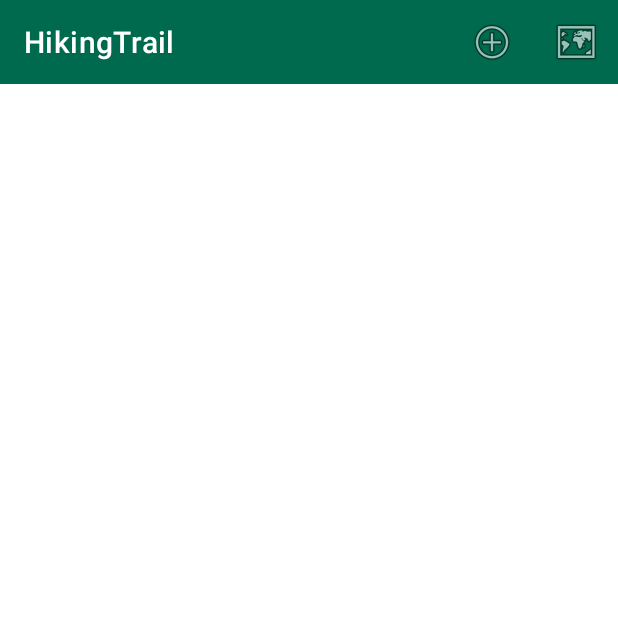
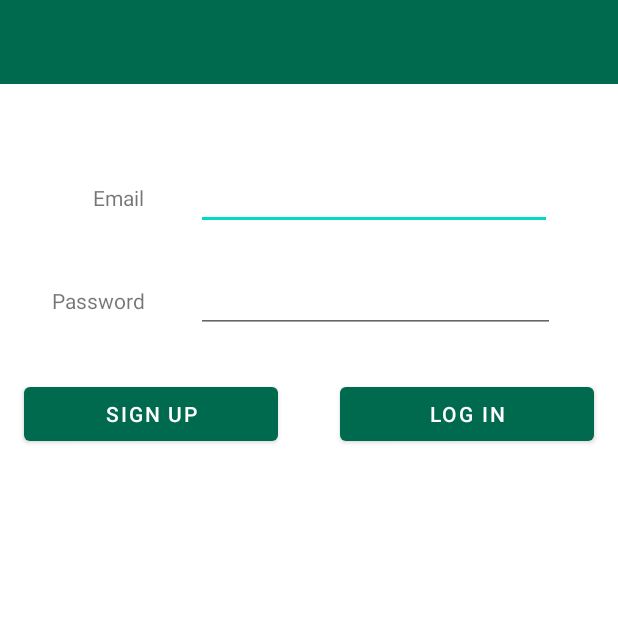
Before and after one commit to Norahackett/HikingTrailsApp, an Android app: the screen it shows after launch (HikingtrailListView before the commit, LoginView after it), on a phone screen of 412 x 824 dp, the top half of it. Run offline under Robolectric (Android 15) with nearby library versions, the phone set to English and light mode, and no system bars; our stand-ins replace Room's generated code, Timber; 1 statement that could not run was skipped.

Commit message:
firebase login

```diff
--- a/app/src/main/AndroidManifest.xml
+++ b/app/src/main/AndroidManifest.xml
@@ -13,6 +13,14 @@
         android:roundIcon="@mipmap/ic_launcher_round"
         android:supportsRtl="true"
         android:theme="@style/Theme.Hikingtrail">
+
+        <activity android:name=".views.login.LoginView"
+            android:label="@string/title_activity_login"
+            android:launchMode="singleTop"
+            android:exported="true">
+
+        </activity>
+
         <activity
             android:name=".views.map.HikingtrailMapView"
             android:exported="true"
@@ -38,14 +46,14 @@
         <activity
         android:name="org.wit.hikingtrail.activities.SplashScreen"
         android:exported="true">
-        <intent-filter>
-            <action android:name="android.intent.action.MAIN" />
-
-            <category android:name="android.intent.category.LAUNCHER" />
-        </intent-filter>
+            <intent-filter>
+                <action android:name="android.intent.action.MAIN" />
+                <category android:name="android.intent.category.LAUNCHER" />
+            </intent-filter>
 
     </activity>
         <activity android:name=".views.hikingtrail.HikingtrailView" />
+
 </application>
 
     </manifest>
--- a/app/src/main/java/org/wit/hikingtrail/activities/SplashActivity.kt
+++ b/app/src/main/java/org/wit/hikingtrail/activities/SplashActivity.kt
@@ -11,6 +11,7 @@ import androidx.appcompat.app.AppCompatActivity
 import org.wit.hikingtrail.R
 import org.wit.hikingtrail.views.hikingtrail.HikingtrailView
 import org.wit.hikingtrail.views.hikingtraillist.HikingtrailListView
+import org.wit.hikingtrail.views.login.LoginView
 import org.wit.hikingtrail.views.map.HikingtrailMapView
 
 
@@ -27,7 +28,7 @@ class SplashScreen : AppCompatActivity() {
         setContentView(R.layout.activity_splash_screen)
 
         Handler(Looper.getMainLooper()).postDelayed({
-            val intent = Intent(this, HikingtrailListView::class.java)
+            val intent = Intent(this, LoginView::class.java)
             startActivity(intent)
             finish()
         }, 3000) // 3000 is the delayed time in milliseconds.
--- /dev/null
+++ b/app/src/main/java/org/wit/hikingtrail/views/login/LoginPresenter.kt
@@ -0,0 +1,30 @@
+package org.wit.hikingtrail.views.login
+
+import android.content.Intent
+import androidx.activity.result.ActivityResultLauncher
+import androidx.activity.result.contract.ActivityResultContracts
+import org.wit.hikingtrail.views.hikingtraillist.HikingtrailListView
+
+
+class LoginPresenter (val view: LoginView)  {
+    private lateinit var loginIntentLauncher : ActivityResultLauncher<Intent>
+
+    init{
+        registerLoginCallback()
+    }
+
+    fun doLogin(email: String, password: String) {
+        val launcherIntent = Intent(view, HikingtrailListView::class.java)
+        loginIntentLauncher.launch(launcherIntent)
+    }
+
+    fun doSignUp(email: String, password: String) {
+        val launcherIntent = Intent(view, HikingtrailListView::class.java)
+        loginIntentLauncher.launch(launcherIntent)
+    }
+    private fun registerLoginCallback(){
+        loginIntentLauncher =
+            view.registerForActivityResult(ActivityResultContracts.StartActivityForResult())
+            {  }
+    }
+}
--- /dev/null
+++ b/app/src/main/java/org/wit/hikingtrail/views/login/LoginView.kt
@@ -0,0 +1,43 @@
+package org.wit.hikingtrail.views.login
+
+import android.os.Bundle
+import androidx.appcompat.app.AppCompatActivity
+import com.google.android.material.snackbar.Snackbar
+import org.wit.hikingtrail.databinding.ActivityLoginBinding
+
+class LoginView : AppCompatActivity(){
+    lateinit var presenter: LoginPresenter
+    private lateinit var binding: ActivityLoginBinding
+
+    override fun onCreate(savedInstanceState: Bundle?) {
+
+        presenter = LoginPresenter( this)
+        super.onCreate(savedInstanceState)
+        binding = ActivityLoginBinding.inflate(layoutInflater)
+        setContentView(binding.root)
+
+        binding.signUp.setOnClickListener {
+            val email = binding.email.text.toString()
+            val password = binding.password.text.toString()
+            if (email == "" || password == "") {
+                Snackbar.make(binding.root, "please provide email and password", Snackbar.LENGTH_LONG)
+                    .show()
+            }
+            else {
+                presenter.doSignUp(email,password)
+            }
+        }
+
+        binding.logIn.setOnClickListener {
+            val email = binding.email.text.toString()
+            val password = binding.password.text.toString()
+            if (email == "" || password == "") {
+                Snackbar.make(binding.root, "please provide email and password", Snackbar.LENGTH_LONG)
+                    .show()
+            }
+            else {
+                presenter.doLogin(email,password)
+            }
+        }
+    }
+}
--- /dev/null
+++ b/app/src/main/res/layout/activity_login.xml
@@ -0,0 +1,117 @@
+<?xml version="1.0" encoding="utf-8"?>
+<androidx.constraintlayout.widget.ConstraintLayout
+    xmlns:android="http://schemas.android.com/apk/res/android"
+    xmlns:app="http://schemas.android.com/apk/res-auto"
+    xmlns:tools="http://schemas.android.com/tools"
+    android:layout_width="match_parent"
+    android:layout_height="match_parent"
+    tools:context="org.wit.hikingtrail.views.login.LoginView">
+
+    <com.google.android.material.appbar.AppBarLayout
+        android:id="@+id/appBarLayout"
+        android:layout_width="match_parent"
+        android:layout_height="wrap_content"
+        app:layout_constraintTop_toTopOf="parent"
+        android:background="@color/colorAccent"
+        android:fitsSystemWindows="true"
+        app:elevation="0dip"
+        app:theme="@style/ThemeOverlay.AppCompat.Dark.ActionBar">
+
+        <androidx.appcompat.widget.Toolbar
+            android:id="@+id/toolbar"
+            android:layout_width="match_parent"
+            android:layout_height="wrap_content"
+            app:titleTextColor="@color/colorPrimary" />
+
+    </com.google.android.material.appbar.AppBarLayout>
+
+    <androidx.constraintlayout.widget.ConstraintLayout
+        android:layout_width="match_parent"
+        android:layout_height="match_parent"
+        android:layout_marginStart="8dp"
+        android:layout_marginEnd="8dp"
+        android:layout_marginBottom="16dp"
+        app:layout_constraintBottom_toBottomOf="parent"
+        app:layout_constraintEnd_toEndOf="parent"
+        app:layout_constraintHorizontal_bias="0.0"
+        app:layout_constraintStart_toStartOf="parent"
+        app:layout_constraintTop_toTopOf="parent"
+        app:layout_constraintVertical_bias="0.0">
+
+
+        <EditText
+            android:id="@+id/email"
+            android:layout_width="237dp"
+            android:layout_height="wrap_content"
+            android:layout_marginStart="8dp"
+            android:layout_marginTop="108dp"
+            android:layout_marginEnd="36dp"
+            android:ems="10"
+            android:inputType="textEmailAddress"
+            app:layout_constraintEnd_toEndOf="parent"
+            app:layout_constraintHorizontal_bias="1.0"
+            app:layout_constraintStart_toEndOf="@+id/textView"
+            app:layout_constraintTop_toTopOf="parent" />
+
+        <TextView
+            android:id="@+id/textView"
+            android:layout_width="72dp"
+            android:layout_height="23dp"
+            android:layout_marginStart="16dp"
+            android:text="Email"
+            android:textAlignment="textEnd"
+            app:layout_constraintBaseline_toBaselineOf="@+id/email"
+            app:layout_constraintStart_toStartOf="parent" />
+
+        <EditText
+            android:id="@+id/password"
+            android:layout_width="239dp"
+            android:layout_height="wrap_content"
+            android:layout_marginTop="8dp"
+            android:ems="10"
+            android:inputType="textPassword"
+            app:layout_constraintBottom_toBottomOf="parent"
+            app:layout_constraintEnd_toEndOf="@+id/email"
+            app:layout_constraintHorizontal_bias="0.0"
+            app:layout_constraintStart_toStartOf="@+id/email"
+            app:layout_constraintTop_toBottomOf="@+id/email"
+            app:layout_constraintVertical_bias="0.026" />
+
+        <TextView
+            android:id="@+id/textView2"
+            android:layout_width="70dp"
+            android:layout_height="29dp"
+            android:text="Password"
+            android:textAlignment="textEnd"
+            app:layout_constraintBaseline_toBaselineOf="@+id/password"
+            app:layout_constraintEnd_toEndOf="@+id/textView"
+            app:layout_constraintHorizontal_bias="1.0"
+            app:layout_constraintStart_toStartOf="@+id/textView" />
+
+        <Button
+            android:id="@+id/signUp"
+            android:layout_width="169dp"
+            android:layout_height="wrap_content"
+            android:layout_marginStart="8dp"
+            android:layout_marginTop="32dp"
+            android:text="Sign Up"
+            app:layout_constraintStart_toStartOf="parent"
+            app:layout_constraintTop_toBottomOf="@+id/textView2" />
+
+        <Button
+            android:id="@+id/logIn"
+            android:layout_width="169dp"
+            android:layout_height="wrap_content"
+            android:layout_marginStart="8dp"
+            android:layout_marginTop="8dp"
+            android:layout_marginEnd="8dp"
+            android:text="Log In"
+            app:layout_constraintBottom_toBottomOf="@+id/signUp"
+            app:layout_constraintEnd_toEndOf="parent"
+            app:layout_constraintHorizontal_bias="1.0"
+            app:layout_constraintStart_toEndOf="@+id/signUp"
+            app:layout_constraintTop_toBottomOf="@+id/password"
+            app:layout_constraintVertical_bias="1.0" />
+    </androidx.constraintlayout.widget.ConstraintLayout>
+
+</androidx.constraintlayout.widget.ConstraintLayout>
--- a/app/src/main/res/values/strings.xml
+++ b/app/src/main/res/values/strings.xml
@@ -38,6 +38,8 @@
     <string name="group_communicate">Communicate</string>
     <string name="action_share">Share</string>
     <string name="action_send">Send</string>
+
+    <string name="title_activity_login"> Signup/Login to Hiking Trails App</string>
 
     <string-array name="Difficulty">
         <item>Easy</item>
```
